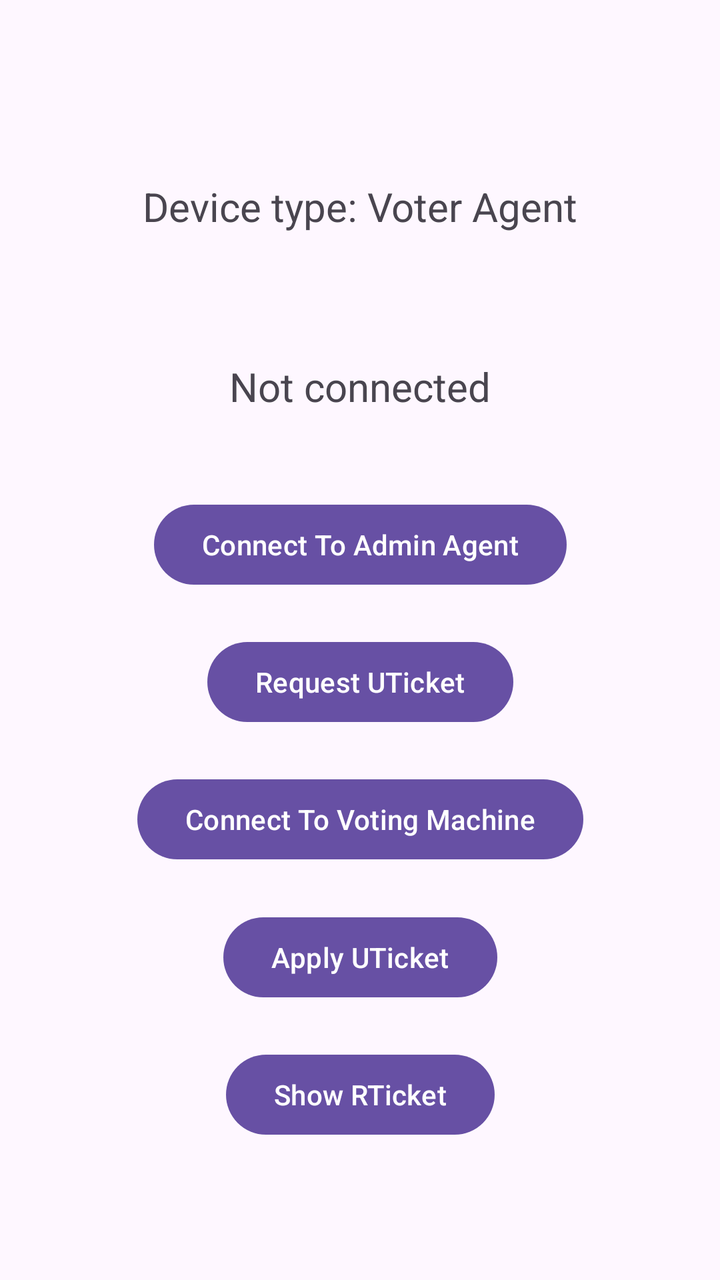
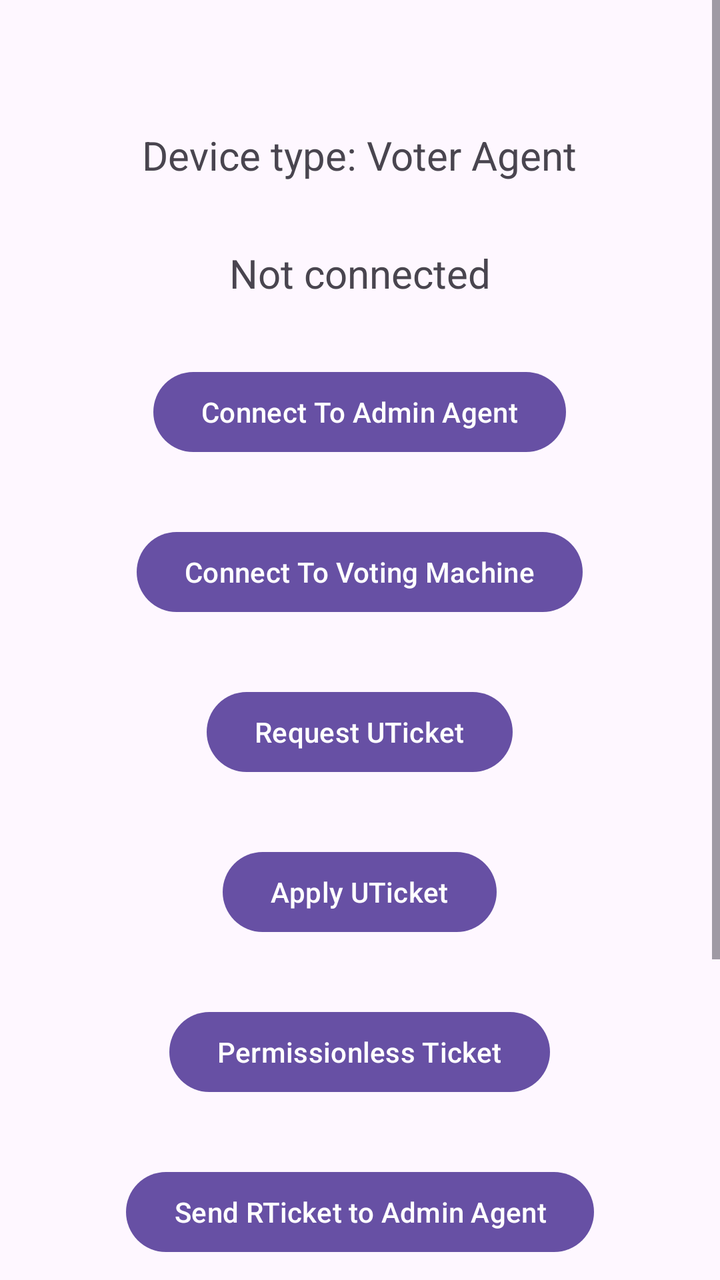

Two renders of the same Android screen: before a commit and after it. Below are the layout's source before the change and the commit's diff.
<!-- AndroidManifest.xml: application theme Theme.UrekaApp -->
<!-- res/layout/activity_voter_agent.xml -->
<?xml version="1.0" encoding="utf-8"?>
<androidx.constraintlayout.widget.ConstraintLayout xmlns:android="http://schemas.android.com/apk/res/android"
    xmlns:app="http://schemas.android.com/apk/res-auto"
    xmlns:tools="http://schemas.android.com/tools"
    android:id="@+id/main"
    android:layout_width="match_parent"
    android:layout_height="match_parent"
    tools:context=".VoterAgentActivity">

    <TextView
        android:id="@+id/textViewDeviceType"
        android:layout_width="wrap_content"
        android:layout_height="wrap_content"
        android:text="Device type: Voter Agent"
        tools:ignore="HardcodedText"
        android:textSize="20sp"
        app:layout_constraintTop_toTopOf="parent"
        app:layout_constraintBottom_toBottomOf="@+id/textViewConnectingStatus"
        app:layout_constraintStart_toStartOf="parent"
        app:layout_constraintEnd_toEndOf="parent"/>

    <TextView
        android:id="@+id/textViewConnectingStatus"
        android:layout_width="wrap_content"
        android:layout_height="wrap_content"
        android:text="Not connected"
        tools:ignore="HardcodedText"
        android:textSize="20sp"
        app:layout_constraintTop_toTopOf="@+id/textViewDeviceType"
        app:layout_constraintBottom_toBottomOf="@+id/buttonConnect"
        app:layout_constraintStart_toStartOf="parent"
        app:layout_constraintEnd_toEndOf="parent"/>

    <Button
        android:id="@+id/buttonConnect"
        android:layout_width="wrap_content"
        android:layout_height="wrap_content"
        android:text="Connect To Admin Agent"
        tools:ignore="HardcodedText"
        app:layout_constraintTop_toTopOf="@+id/textViewConnectingStatus"
        app:layout_constraintBottom_toBottomOf="@+id/buttonRequestUTicket"
        app:layout_constraintStart_toStartOf="parent"
        app:layout_constraintEnd_toEndOf="parent"/>

    <Button
        android:id="@+id/buttonRequestUTicket"
        android:layout_width="wrap_content"
        android:layout_height="wrap_content"
        android:text="Request UTicket"
        tools:ignore="HardcodedText"
        app:layout_constraintTop_toTopOf="@+id/buttonConnect"
        app:layout_constraintBottom_toBottomOf="@+id/buttonScanDevice"
        app:layout_constraintStart_toStartOf="parent"
        app:layout_constraintEnd_toEndOf="parent"/>

    <Button
        android:id="@+id/buttonScanDevice"
        android:layout_width="wrap_content"
        android:layout_height="wrap_content"
        android:text="Connect To Voting Machine"
        tools:ignore="HardcodedText"
        app:layout_constraintTop_toTopOf="@+id/buttonRequestUTicket"
        app:layout_constraintBottom_toBottomOf="@+id/buttonApplyUTicket"
        app:layout_constraintStart_toStartOf="parent"
        app:layout_constraintEnd_toEndOf="parent"/>

    <Button
        android:id="@+id/buttonApplyUTicket"
        android:layout_width="wrap_content"
        android:layout_height="wrap_content"
        android:text="Apply UTicket"
        tools:ignore="HardcodedText"
        app:layout_constraintTop_toTopOf="@+id/buttonScanDevice"
        app:layout_constraintBottom_toBottomOf="@+id/buttonShowRTicket"
        app:layout_constraintStart_toStartOf="parent"
        app:layout_constraintEnd_toEndOf="parent"/>

    <Button
        android:id="@+id/buttonShowRTicket"
        android:layout_width="wrap_content"
        android:layout_height="wrap_content"
        android:text="Show RTicket"
        tools:ignore="HardcodedText"
        app:layout_constraintTop_toTopOf="@id/buttonApplyUTicket"
        app:layout_constraintBottom_toBottomOf="parent"
        app:layout_constraintStart_toStartOf="parent"
        app:layout_constraintEnd_toEndOf="parent"/>

</androidx.constraintlayout.widget.ConstraintLayout>
<!-- resources referenced by this layout -->
<resources>
  <style name="Theme.UrekaApp" parent="Base.Theme.UrekaApp" />
  <style name="Base.Theme.UrekaApp" parent="Theme.Material3.DayNight.NoActionBar">
          
          
      </style>
</resources>

<!-- the commit's change to res/layout/activity_voter_agent.xml (unified diff, before → after) -->
@@ -1,5 +1,5 @@
 <?xml version="1.0" encoding="utf-8"?>
-<androidx.constraintlayout.widget.ConstraintLayout xmlns:android="http://schemas.android.com/apk/res/android"
+<ScrollView xmlns:android="http://schemas.android.com/apk/res/android"
     xmlns:app="http://schemas.android.com/apk/res-auto"
     xmlns:tools="http://schemas.android.com/tools"
     android:id="@+id/main"
@@ -7,83 +7,124 @@
     android:layout_height="match_parent"
     tools:context=".VoterAgentActivity">
 
-    <TextView
-        android:id="@+id/textViewDeviceType"
-        android:layout_width="wrap_content"
+    <LinearLayout
+        android:layout_width="match_parent"
         android:layout_height="wrap_content"
-        android:text="Device type: Voter Agent"
-        tools:ignore="HardcodedText"
-        android:textSize="20sp"
-        app:layout_constraintTop_toTopOf="parent"
-        app:layout_constraintBottom_toBottomOf="@+id/textViewConnectingStatus"
-        app:layout_constraintStart_toStartOf="parent"
-        app:layout_constraintEnd_toEndOf="parent"/>
+        android:gravity="center"
+        android:orientation="vertical">
 
-    <TextView
-        android:id="@+id/textViewConnectingStatus"
-        android:layout_width="wrap_content"
-        android:layout_height="wrap_content"
-        android:text="Not connected"
-        tools:ignore="HardcodedText"
-        android:textSize="20sp"
-        app:layout_constraintTop_toTopOf="@+id/textViewDeviceType"
-        app:layout_constraintBottom_toBottomOf="@+id/buttonConnect"
-        app:layout_constraintStart_toStartOf="parent"
-        app:layout_constraintEnd_toEndOf="parent"/>
+        <TextView
+            android:id="@+id/textViewDeviceType"
+            android:layout_width="wrap_content"
+            android:layout_height="wrap_content"
+            android:text="Device type: Voter Agent"
+            tools:ignore="HardcodedText"
+            android:textSize="20sp"
+            android:layout_marginTop="64dp"
+            android:layout_marginBottom="16dp"
+            app:layout_constraintStart_toStartOf="parent"
+            app:layout_constraintEnd_toEndOf="parent"/>
 
-    <Button
-        android:id="@+id/buttonConnect"
-        android:layout_width="wrap_content"
-        android:layout_height="wrap_content"
-        android:text="Connect To Admin Agent"
-        tools:ignore="HardcodedText"
-        app:layout_constraintTop_toTopOf="@+id/textViewConnectingStatus"
-        app:layout_constraintBottom_toBottomOf="@+id/buttonRequestUTicket"
-        app:layout_constraintStart_toStartOf="parent"
-        app:layout_constraintEnd_toEndOf="parent"/>
+        <TextView
+            android:id="@+id/textViewConnectingStatus"
+            android:layout_width="wrap_content"
+            android:layout_height="wrap_content"
+            android:text="Not connected"
+            tools:ignore="HardcodedText"
+            android:textSize="20sp"
+            android:layout_marginTop="16dp"
+            android:layout_marginBottom="16dp"
+            app:layout_constraintStart_toStartOf="parent"
+            app:layout_constraintEnd_toEndOf="parent"/>
 
-    <Button
-        android:id="@+id/buttonRequestUTicket"
-        android:layout_width="wrap_content"
-        android:layout_height="wrap_content"
-        android:text="Request UTicket"
-        tools:ignore="HardcodedText"
-        app:layout_constraintTop_toTopOf="@+id/buttonConnect"
-        app:layout_constraintBottom_toBottomOf="@+id/buttonScanDevice"
-        app:layout_constraintStart_toStartOf="parent"
-        app:layout_constraintEnd_toEndOf="parent"/>
+        <Button
+            android:id="@+id/buttonConnect"
+            android:layout_width="wrap_content"
+            android:layout_height="wrap_content"
+            android:text="Connect To Admin Agent"
+            tools:ignore="HardcodedText"
+            android:layout_marginTop="16dp"
+            android:layout_marginBottom="16dp"
+            app:layout_constraintStart_toStartOf="parent"
+            app:layout_constraintEnd_toEndOf="parent"/>
 
-    <Button
-        android:id="@+id/buttonScanDevice"
-        android:layout_width="wrap_content"
-        android:layout_height="wrap_content"
-        android:text="Connect To Voting Machine"
-        tools:ignore="HardcodedText"
-        app:layout_constraintTop_toTopOf="@+id/buttonRequestUTicket"
-        app:layout_constraintBottom_toBottomOf="@+id/buttonApplyUTicket"
-        app:layout_constraintStart_toStartOf="parent"
-        app:layout_constraintEnd_toEndOf="parent"/>
+        <Button
+            android:id="@+id/buttonScanDevice"
+            android:layout_width="wrap_content"
+            android:layout_height="wrap_content"
+            android:text="Connect To Voting Machine"
+            tools:ignore="HardcodedText"
+            android:layout_marginTop="16dp"
+            android:layout_marginBottom="16dp"
+            app:layout_constraintStart_toStartOf="parent"
+            app:layout_constraintEnd_toEndOf="parent"/>
 
-    <Button
-        android:id="@+id/buttonApplyUTicket"
-        android:layout_width="wrap_content"
-        android:layout_height="wrap_content"
-        android:text="Apply UTicket"
-        tools:ignore="HardcodedText"
-        app:layout_constraintTop_toTopOf="@+id/buttonScanDevice"
-        app:layout_constraintBottom_toBottomOf="@+id/buttonShowRTicket"
-        app:layout_constraintStart_toStartOf="parent"
-        app:layout_constraintEnd_toEndOf="parent"/>
+        <Button
+            android:id="@+id/buttonRequestUTicket"
+            android:layout_width="wrap_content"
+            android:layout_height="wrap_content"
+            android:text="Request UTicket"
+            tools:ignore="HardcodedText"
+            android:layout_marginTop="16dp"
+            android:layout_marginBottom="16dp"
+            app:layout_constraintStart_toStartOf="parent"
+            app:layout_constraintEnd_toEndOf="parent"/>
 
-    <Button
-        android:id="@+id/buttonShowRTicket"
-        android:layout_width="wrap_content"
-        android:layout_height="wrap_content"
-        android:text="Show RTicket"
-        tools:ignore="HardcodedText"
-        app:layout_constraintTop_toTopOf="@id/buttonApplyUTicket"
-        app:layout_constraintBottom_toBottomOf="parent"
-        app:layout_constraintStart_toStartOf="parent"
-        app:layout_constraintEnd_toEndOf="parent"/>
+        <Button
+            android:id="@+id/buttonApplyUTicket"
+            android:layout_width="wrap_content"
+            android:layout_height="wrap_content"
+            android:text="Apply UTicket"
+            tools:ignore="HardcodedText"
+            android:layout_marginTop="16dp"
+            android:layout_marginBottom="16dp"
+            app:layout_constraintStart_toStartOf="parent"
+            app:layout_constraintEnd_toEndOf="parent"/>
 
-</androidx.constraintlayout.widget.ConstraintLayout>
+        <Button
+            android:id="@+id/buttonPermissionlessVoter"
+            android:layout_width="wrap_content"
+            android:layout_height="wrap_content"
+            android:text="Permissionless Ticket"
+            tools:ignore="HardcodedText"
+            android:layout_marginTop="16dp"
+            android:layout_marginBottom="16dp"
+            app:layout_constraintStart_toStartOf="parent"
+            app:layout_constraintEnd_toEndOf="parent"/>
+
+        <Button
+            android:id="@+id/buttonSendRTicket"
+            android:layout_width="wrap_content"
+            android:layout_height="wrap_content"
+            android:text="Send RTicket to Admin Agent"
+            tools:ignore="HardcodedText"
+            android:layout_marginTop="16dp"
+            android:layout_marginBottom="16dp"
+            app:layout_constraintStart_toStartOf="parent"
+            app:layout_constraintEnd_toEndOf="parent"/>
+
+        <Button
+            android:id="@+id/buttonShowRTicket"
+            android:layout_width="wrap_content"
+            android:layout_height="wrap_content"
+            android:text="Show RTicket"
+            tools:ignore="HardcodedText"
+            android:layout_marginTop="16dp"
+            android:layout_marginBottom="16dp"
+            app:layout_constraintStart_toStartOf="parent"
+            app:layout_constraintEnd_toEndOf="parent"/>
+      
+          <Button
+            android:id="@+id/buttonDisconnect2"
+            android:layout_width="wrap_content"
+            android:layout_height="wrap_content"
+            android:text="Disconnect"
+            tools:ignore="HardcodedText"
+            android:layout_marginTop="16dp"
+            android:layout_marginBottom="64dp"
+            app:layout_constraintStart_toStartOf="parent"
+            app:layout_constraintEnd_toEndOf="parent"/>
+
+    </LinearLayout>
+
+</ScrollView>
